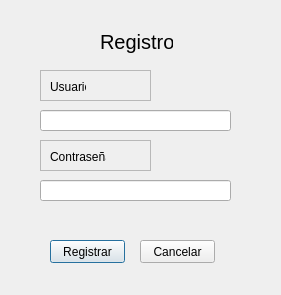
Before: the Qt Designer form register_dialog.ui in Drahness/Parkingson, drawn with Qt 5.
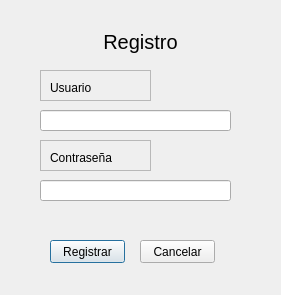
After: the same form once the commit is applied.

Diff of the .ui file:
```diff
--- a/register_dialog.ui
+++ b/register_dialog.ui
@@ -54,8 +54,8 @@
      <rect>
       <x>10</x>
       <y>10</y>
-      <width>56</width>
-      <height>13</height>
+      <width>91</width>
+      <height>16</height>
      </rect>
     </property>
     <property name="text">
@@ -112,8 +112,8 @@
      <rect>
       <x>10</x>
       <y>10</y>
-      <width>36</width>
-      <height>13</height>
+      <width>91</width>
+      <height>16</height>
      </rect>
     </property>
     <property name="text">
@@ -124,9 +124,9 @@
   <widget class="QLabel" name="title">
    <property name="geometry">
     <rect>
-     <x>100</x>
+     <x>0</x>
      <y>30</y>
-     <width>73</width>
+     <width>281</width>
      <height>24</height>
     </rect>
    </property>
@@ -136,6 +136,9 @@
    <property name="text">
     <string>Registro</string>
    </property>
+   <property name="alignment">
+    <set>Qt::AlignCenter</set>
+   </property>
   </widget>
   <widget class="QPushButton" name="pushButton">
    <property name="geometry">
```
Left out of the diff: 4 changed lines with no effect on the pictures.
